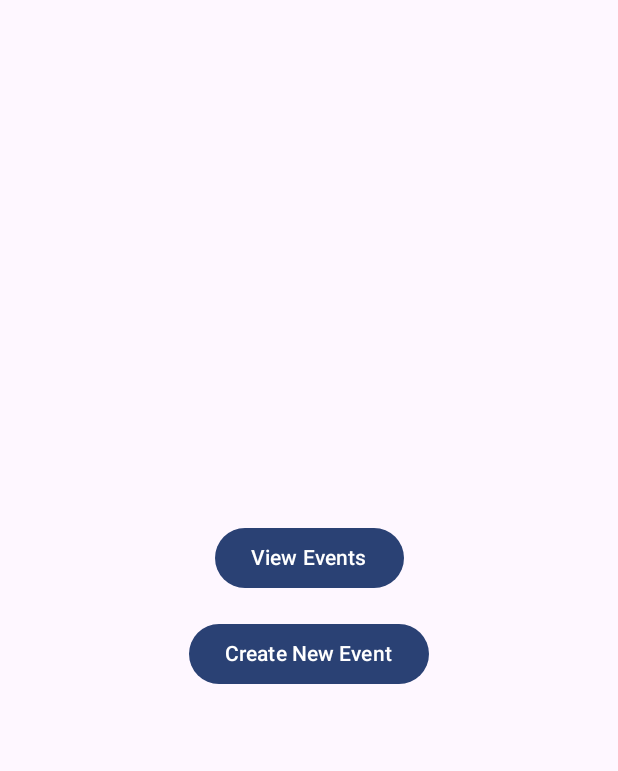
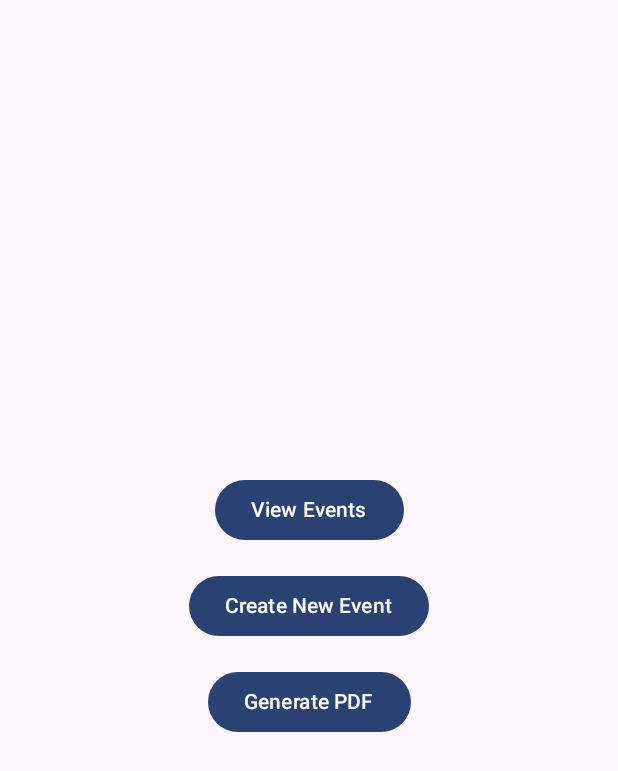
Before and after one commit to g3nke11/event_planner_2-0, an Android app built with Jetpack Compose: the screen it shows after launch (MainActivity), on a phone screen of 412 x 824 dp. Shown: the top 771 px of the screen. Run offline under Robolectric (Android 15) with nearby library versions, the phone set to English and light mode, and no system bars; our stand-ins replace Firebase (no records; nobody signed in at launch, a user with empty details on screens opened directly).

Commit message:
Last touches

```diff
--- a/app/src/main/java/com/example/event_planner_2_0/ui/screens/HomeScreen.kt
+++ b/app/src/main/java/com/example/event_planner_2_0/ui/screens/HomeScreen.kt
@@ -13,6 +13,7 @@ import androidx.navigation.NavHostController
 import com.example.event_planner_2_0.ui.Navigation
 import androidx.compose.foundation.layout.*
 import androidx.navigation.NavController
+import android.content.Context
 
 @Composable
 fun HomeScreen(navController: NavController) {
@@ -36,9 +37,15 @@ fun HomeScreen(navController: NavController) {
         }
 
         Spacer(modifier = Modifier.height(16.dp))
+
+        // Button to generate PDF
+        Button(onClick = { GeneratePDF(myEvent, navController.context) }) {
+            Text(text = "Generate PDF")
+        }
+
+        Spacer(modifier = Modifier.height(16.dp))
     }
 }
-
 
 @Composable
 fun NavButton(content: String, route: String, host: NavHostController) {
--- a/app/src/main/java/com/example/event_planner_2_0/ui/screens/PdfScreen.kt
+++ b/app/src/main/java/com/example/event_planner_2_0/ui/screens/PdfScreen.kt
@@ -25,7 +25,7 @@ fun PdfScreen(host: NavHostController) {
     GeneratePDF(myEvent, context)
 }
 
- private fun GeneratePDF(event: Event, context: Context) {
+ fun GeneratePDF(event: Event, context: Context) {
      val pdfDocument = PdfDocument()
      val paint = Paint()
      val pageInfo = PdfDocument.PageInfo.Builder(300, 600, 1).create()
```
